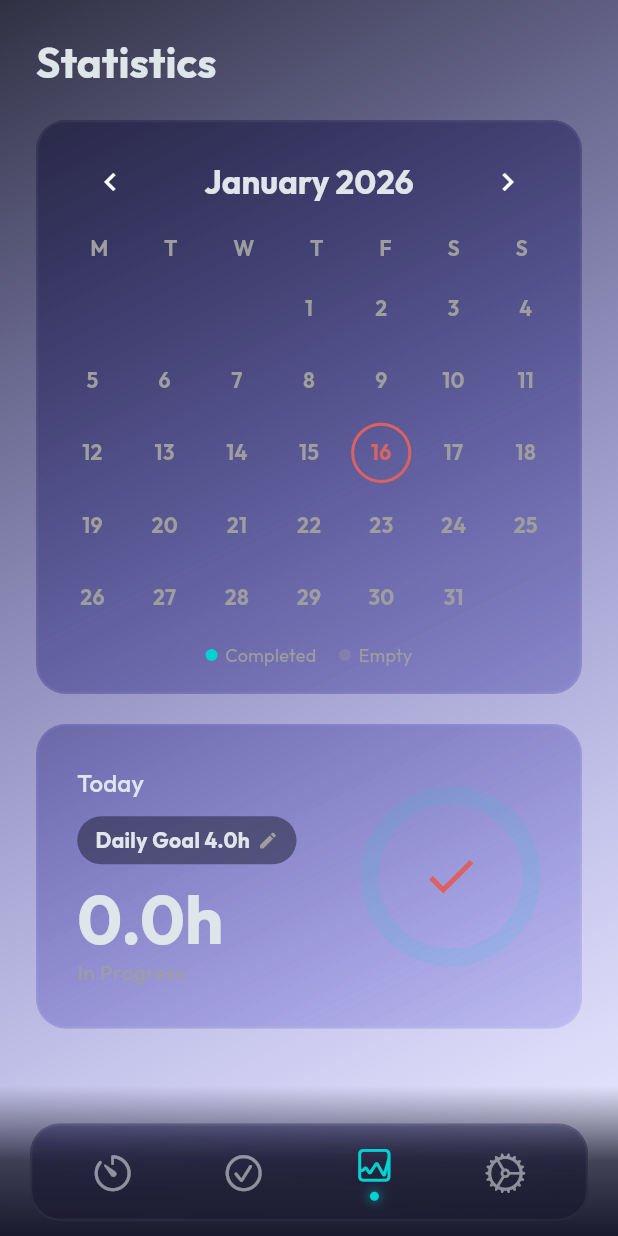
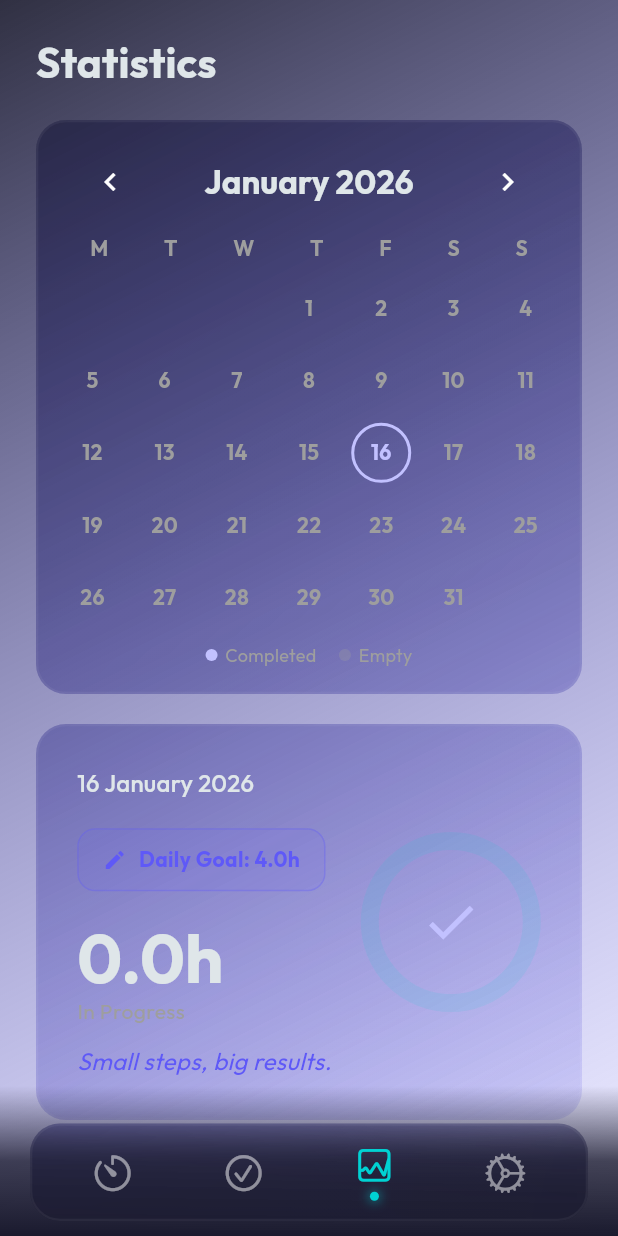
Before and after one commit to yalcin1suleyman/pomodoro_focus_flow, a Flutter app: the screen it shows after launch, item 3 of the bottom bar chosen, on a phone screen of 412 x 824 dp. Run offline on Flutter 3.47's test engine with Material 3 defaults, Android fonts, the phone set to English and light mode, and no system bars; drawn by our look-alikes of percent_indicator; our stand-ins replace audioplayers, google_fonts, share_plus, shared_preferences.

```diff
--- a/lib/features/stats/stats_screen.dart
+++ b/lib/features/stats/stats_screen.dart
@@ -15,18 +15,49 @@ class StatsScreen extends StatefulWidget {
 
 class _StatsScreenState extends State<StatsScreen> {
   DateTime _focusedMonth = DateTime.now();
+  DateTime _selectedDate = DateTime.now();
+
+  // Rotating motivational quotes
+  final List<String> _enQuotes = [
+    "Focus is the key to success.",
+    "One pomodoro at a time.",
+    "Small steps, big results.",
+    "Keep pushing forward!",
+    "Your future is created by what you do today.",
+    "Stay consistent, stay focused.",
+    "Deep work matters.",
+  ];
+
+  final List<String> _trQuotes = [
+    "Odaklanmak başarının anahtarıdır.",
+    "Her seferinde bir pomodoro.",
+    "Küçük adımlar, büyük sonuçlar.",
+    "İlerlemeye devam et!",
+    "Geleceğin, bugün yaptıklarınla şekillenir.",
+    "İstikrarlı ol, odaklan.",
+    "Derin çalışma önemlidir.",
+  ];
+
+  String _getMotivationQuote(SettingsProvider settings) {
+    // Simple rotation based on day of year to vary daily
+    int dayOfYear = int.parse("${DateTime.now().year}${DateTime.now().month}${DateTime.now().day}");
+    // Or just pick random? Let's pick based on day so it stays same for the day.
+    // Actually simplicity:
+    final quotes = settings.language == 'tr' ? _trQuotes : _enQuotes;
+    return quotes[DateTime.now().day % quotes.length];
+  }
 
   @override
   Widget build(BuildContext context) {
     final settings = Provider.of<SettingsProvider>(context);
     final historyProvider = Provider.of<HistoryProvider>(context);
 
-    // Get Today's Stats
-    final today = DateTime.now();
-    final todayRecord = historyProvider.getRecord(today);
+    // Get Selected Day Stats
+    final selectedRecord = historyProvider.getRecord(_selectedDate);
+    final bool isSelectedToday = DateUtils.isSameDay(_selectedDate, DateTime.now());
 
-    // Calculate Progress
-    final int focusedMinutes = todayRecord.minutesFocused;
+    // Calculate Progress for Selected Day
+    final int focusedMinutes = selectedRecord.minutesFocused;
     final double progressPercent = settings.dailyGoalMinutes > 0
         ? (focusedMinutes / settings.dailyGoalMinutes).clamp(0.0, 1.0)
         : 0.0;
@@ -95,7 +126,7 @@ class _StatsScreenState extends State<StatsScreen> {
                     Row(
                       mainAxisAlignment: MainAxisAlignment.center,
                       children: [
-                        _buildLegendItem(Theme.of(context).colorScheme.secondary, settings.translate('completed')), // Activity present
+                        _buildLegendItem(Theme.of(context).colorScheme.primary, settings.translate('completed')), // Activity present
                         const SizedBox(width: 15),
                         _buildLegendItem(Colors.grey.withOpacity(0.3), settings.translate('empty')),
                       ],
@@ -106,9 +137,9 @@ class _StatsScreenState extends State<StatsScreen> {
 
               const SizedBox(height: 20),
 
-              // Today's Goal Card (Interactive)
+              // Selected Day Goal/Stats Card
               GestureDetector(
-                onTap: () => _showGoalDialog(context, settings),
+                onTap: isSelectedToday ? () => _showGoalDialog(context, settings) : null,
                 child: GlassBox(
                   child: Padding(
                     padding: const EdgeInsets.symmetric(horizontal: 10, vertical: 10),
@@ -119,34 +150,73 @@ class _StatsScreenState extends State<StatsScreen> {
                           child: Column(
                             crossAxisAlignment: CrossAxisAlignment.start,
                             children: [
-                              Text(settings.translate('today'), style: Theme.of(context).textTheme.titleMedium),
+                              // Title Date
+                              Text(
+                                _formatDate(_selectedDate, settings),
+                                style: Theme.of(context).textTheme.titleMedium
+                              ),
                               const SizedBox(height: 10),
-                              Container(
-                                padding: const EdgeInsets.symmetric(horizontal: 12, vertical: 6),
+
+                              if (isSelectedToday)
+                                Padding(
+                                  padding: const EdgeInsets.symmetric(vertical: 8.0),
+                                  child: InkWell(
+                                    onTap: () => _showGoalDialog(context, settings),
+                                    borderRadius: BorderRadius.circular(12),
+                                    child: Container(
+                                      padding: const EdgeInsets.symmetric(horizontal: 16, vertical: 10),
                                       decoration: BoxDecoration(
-                                  color: Theme.of(context).colorScheme.background.withOpacity(0.5),
-                                  borderRadius: BorderRadius.circular(20),
+                                        color: Theme.of(context).primaryColor.withOpacity(0.1),
+                                        borderRadius: BorderRadius.circular(12),
+                                        border: Border.all(color: Theme.of(context).primaryColor.withOpacity(0.3)),
                                       ),
                                       child: Row(
                                         mainAxisSize: MainAxisSize.min,
                                         children: [
-                                    Flexible(
-                                      child: Text(
-                                        "${settings.translate('dailyGoal')} ${(settings.dailyGoalMinutes / 60).toStringAsFixed(1)}h",
-                                        style: const TextStyle(fontWeight: FontWeight.bold),
-                                        overflow: TextOverflow.ellipsis,
+                                          Icon(Icons.edit, size: 16, color: Theme.of(context).primaryColor),
+                                          const SizedBox(width: 8),
+                                          Text(
+                                            "${settings.translate('dailyGoal')}: ${(settings.dailyGoalMinutes / 60).toStringAsFixed(1)}h",
+                                            style: TextStyle(
+                                              fontWeight: FontWeight.bold,
+                                              color: Theme.of(context).primaryColor,
                                             ),
                                           ),
-                                    const SizedBox(width: 5),
-                                    const Icon(Icons.edit, size: 14, color: Colors.grey),
                                         ],
                                       ),
                                     ),
+                                  ),
+                                ),
+
                               const SizedBox(height: 10),
                               Text("${(focusedMinutes / 60).toStringAsFixed(1)}h",
                                   style: Theme.of(context).textTheme.displayMedium?.copyWith(fontWeight: FontWeight.bold)),
 
-                              Text(settings.translate('inProgress'), style: TextStyle(color: Colors.grey)),
+                              Text(isSelectedToday ? settings.translate('inProgress') : settings.translate('completed'), style: TextStyle(color: Colors.grey)),
+
+                              // Notes or Quote
+                              const SizedBox(height: 12),
+                              if (selectedRecord.note != null && selectedRecord.note!.isNotEmpty)
+                                Text(
+                                  "\"${selectedRecord.note}\"",
+                                  style: Theme.of(context).textTheme.bodyMedium?.copyWith(
+                                    fontStyle: FontStyle.italic,
+                                    fontSize: 16, // Increased Size
+                                  ),
+                                  maxLines: 4,
+                                  overflow: TextOverflow.ellipsis,
+                                )
+                              else if (isSelectedToday)
+                                Text(
+                                  _getMotivationQuote(settings),
+                                  style: Theme.of(context).textTheme.bodyMedium?.copyWith(
+                                    fontStyle: FontStyle.italic,
+                                    color: Theme.of(context).primaryColor,
+                                    fontSize: 16, // Increased Size
+                                  ),
+                                  maxLines: 3,
+                                  overflow: TextOverflow.ellipsis,
+                                ),
                             ],
                           ),
                         ),
@@ -154,8 +224,10 @@ class _StatsScreenState extends State<StatsScreen> {
                           radius: 60.0,
                           lineWidth: 12.0,
                           percent: progressPercent,
-                          center: Icon(Icons.check, size: 40, color: _getProgressColor(context, progressPercent)),
-                          progressColor: _getProgressColor(context, progressPercent),
+                          center: isSelectedToday
+                              ? Icon(Icons.check, size: 40, color: Theme.of(context).colorScheme.primary)
+                              : Text("${(progressPercent * 100).toInt()}%", style: const TextStyle(fontWeight: FontWeight.bold)),
+                          progressColor: Theme.of(context).colorScheme.primary, // Consistent color
                           backgroundColor: Theme.of(context).colorScheme.secondary.withOpacity(0.1),
                           circularStrokeCap: CircularStrokeCap.round,
                         ),
@@ -172,23 +244,7 @@ class _StatsScreenState extends State<StatsScreen> {
     );
   }
 
-  Color _getProgressColor(BuildContext context, double ratio) {
-    if (ratio >= 1.0) {
-      // Reached & Exceeded: Green Tones (Light Green to Deep Green)
-      // Cap intensity at 2.0 (double goal) for maximum darkness
-      double intensity = (ratio - 1.0).clamp(0.0, 1.0);
-      return Color.lerp(Colors.green.shade500, Colors.green.shade900, intensity)!;
-    } else if (ratio >= 0.5) {
-      // Close (50% - 99%): Yellow/Amber Tones
-      // Using Amber because Yellow is often too light to see clearly
-      double intensity = (ratio - 0.5) / 0.5;
-      return Color.lerp(Colors.amber.shade300, Colors.amber.shade900, intensity)!;
-    } else {
-      // Far (0% - 49%): Red Tones
-      double intensity = ratio / 0.5;
-      return Color.lerp(Colors.red.shade300, Colors.red.shade900, intensity.clamp(0.2, 1.0))!;
-    }
-  }
+
 
   Widget _buildCalendarGrid(BuildContext context, HistoryProvider history) {
     // Generate days for focused month
@@ -218,165 +274,77 @@ class _StatsScreenState extends State<StatsScreen> {
 
          final record = history.getRecord(date);
          final bool hasActivity = record.minutesFocused > 0;
-         final bool isToday = DateUtils.isSameDay(date, DateTime.now());
+         final bool isSelected = DateUtils.isSameDay(date, _selectedDate);
 
-         // Calculate Status Color
-         final double ratio = settings.dailyGoalMinutes > 0
+         // Future Check
+         final now = DateTime.now();
+         final bool isFuture = date.isAfter(DateTime(now.year, now.month, now.day));
+
+          final Color themeColor = Theme.of(context).colorScheme.primary;
+
+          // Size-based visualization logic
+          double circleSize = 30.0; // Default fallback
+          double fontSize = 12.0;
+
+          if (hasActivity) {
+             double goalRatio = settings.dailyGoalMinutes > 0
                 ? (record.minutesFocused / settings.dailyGoalMinutes)
-            : 0;
-         final Color statusColor = _getProgressColor(context, ratio);
+                : 1.0;
 
-         Color? borderColor;
-         Color? fillColor;
-         Color? textColor;
+             // Min size 28 (fits text), Max size 54 (slightly larger than before)
+             const double minSize = 28.0;
+             const double maxSize = 54.0;
 
-         if (isToday) {
-            borderColor = statusColor;
-            fillColor = hasActivity ? statusColor : null;
-            textColor = hasActivity ? Colors.white : statusColor;
-         } else if (hasActivity) {
-            borderColor = statusColor;
-            fillColor = statusColor.withOpacity(0.2);
-            textColor = statusColor; // Keep text same as status
+             // Interpolate
+             double progress = goalRatio.clamp(0.0, 1.0);
+             circleSize = minSize + (progress * (maxSize - minSize));
+
+             // Scale font slightly with size
+             fontSize = 12.0 + (progress * 4.0);
+          } else if (isSelected) {
+            circleSize = 40.0; // Standard selection size when empty
           } else {
-            borderColor = Colors.transparent;
-            textColor = Colors.grey;
+             circleSize = 36.0; // Standard empty size
           }
 
           return GestureDetector(
-           onTap: () => _showDailyDetails(context, date, record, history),
-           child: Container(
+            onTap: isFuture ? null : () { // Disable click for future
+               setState(() {
+                 _selectedDate = date;
+               });
+            },
+            child: Center(
+              child: AnimatedContainer(
+                duration: const Duration(milliseconds: 300),
+                width: circleSize,
+                height: circleSize,
                 alignment: Alignment.center,
                 decoration: BoxDecoration(
-               color: fillColor,
+                  color: hasActivity ? themeColor : Colors.transparent,
                   shape: BoxShape.circle,
-               border: Border.all(color: borderColor ?? Colors.transparent, width: 2),
+                  border: isSelected
+                      ? Border.all(color: themeColor, width: 2)
+                      : (hasActivity ? null : Border.all(color: Colors.transparent)),
                 ),
-             child: Text("$day", style: TextStyle(color: textColor, fontWeight: FontWeight.bold)),
+                child: Text(
+                  "$day",
+                  style: TextStyle(
+                    // Future days keep normal color
+                    color: hasActivity ? Colors.white : (isSelected ? themeColor : Colors.grey),
+                    fontWeight: FontWeight.bold,
+                    fontSize: hasActivity ? fontSize : 14,
+                  )
+                ),
+              ),
             ),
           );
       },
     );
   }
 
-  void _showDailyDetails(BuildContext context, DateTime date, DailyRecord record, HistoryProvider history) {
-    TextEditingController noteController = TextEditingController(text: record.note);
-    bool isEditing = false;
-    final settings = Provider.of<SettingsProvider>(context, listen: false);
+  // Removed _showDailyDetailsDialog as we use inline details now
 
-    showDialog(
-      context: context,
-      builder: (ctx) => StatefulBuilder(
-        builder: (context, setState) => AlertDialog(
-          backgroundColor: Theme.of(context).cardColor,
-          titlePadding: const EdgeInsets.fromLTRB(24, 20, 10, 0),
-          title: Row(
-            mainAxisAlignment: MainAxisAlignment.spaceBetween,
-            children: [
-              Text(_formatDate(date, settings)),
-              IconButton(
-                icon: const Icon(Icons.close),
-                onPressed: () => Navigator.pop(ctx),
-              ),
-            ],
-          ),
-          content: SingleChildScrollView(
-            child: Column(
-              mainAxisSize: MainAxisSize.min,
-              crossAxisAlignment: CrossAxisAlignment.start,
-              children: [
-                // Stats
-                Row(
-                  mainAxisAlignment: MainAxisAlignment.spaceBetween,
-                  children: [
-                    Column(
-                      crossAxisAlignment: CrossAxisAlignment.start,
-                      children: [
-                        Text(settings.translate('focusedTime'), style: const TextStyle(fontSize: 12, color: Colors.grey)),
-                        Text("${record.minutesFocused} ${settings.translate('minutes')}", style: const TextStyle(fontSize: 18, fontWeight: FontWeight.bold)),
-                      ],
-                    ),
-                  ],
-                ),
-                const SizedBox(height: 20),
 
-                Text(settings.translate('tasksWorkedOn'), style: const TextStyle(fontWeight: FontWeight.bold)),
-                const SizedBox(height: 5),
-                if (record.tasksWorkedOn.isEmpty)
-                  Text(settings.translate('noTasksRecorded'), style: const TextStyle(fontStyle: FontStyle.italic, color: Colors.grey))
-                else
-                  Wrap(
-                    spacing: 8,
-                    children: record.tasksWorkedOn.map((t) => Chip(label: Text(t))).toList(),
-                  ),
-
-                const SizedBox(height: 20),
-                Row(
-                  mainAxisAlignment: MainAxisAlignment.spaceBetween,
-                  children: [
-                    Text(settings.translate('dailyNote'), style: const TextStyle(fontWeight: FontWeight.bold)),
-                    if (!isEditing)
-                       IconButton(
-                        icon: const Icon(Icons.edit, size: 20),
-                        tooltip: settings.translate('editNote'),
-                        onPressed: () => setState(() => isEditing = true),
-                      ),
-                  ],
-                ),
-                const SizedBox(height: 10),
-
-                if (isEditing)
-                  TextField(
-                    controller: noteController,
-                    maxLines: 3,
-                    autofocus: true,
-                    decoration: InputDecoration(
-                      hintText: settings.translate('noteHint'),
-                      border: OutlineInputBorder(borderRadius: BorderRadius.circular(10)),
-                      filled: true,
-                      fillColor: Theme.of(context).colorScheme.background.withOpacity(0.5),
-                    ),
-                  )
-                else
-                   Container(
-                     width: double.infinity,
-                     padding: const EdgeInsets.all(12),
-                     decoration: BoxDecoration(
-                       color: Theme.of(context).colorScheme.background.withOpacity(0.3),
-                       borderRadius: BorderRadius.circular(10),
-                       border: Border.all(color: Colors.white.withOpacity(0.1))
-                     ),
-                     child: Text(
-                       (record.note?.isEmpty ?? true) ? settings.translate('noteHint') : record.note!,
-                       style: TextStyle(
-                         color: (record.note?.isEmpty ?? true) ? Colors.grey : Theme.of(context).textTheme.bodyMedium?.color,
-                         fontStyle: (record.note?.isEmpty ?? true) ? FontStyle.italic : FontStyle.normal
-                       ),
-                     ),
-                   ),
-              ],
-            ),
-          ),
-          actions: [
-            if (isEditing) ...[
-              TextButton(
-                onPressed: () => setState(() => isEditing = false),
-                child: Text(settings.translate('cancel')),
-              ),
-              ElevatedButton(
-                style: ElevatedButton.styleFrom(backgroundColor: Theme.of(context).colorScheme.primary),
-                onPressed: () {
-                  history.updateNote(date, noteController.text);
-                  setState(() => isEditing = false);
-                },
-                child: Text(settings.translate('save'), style: TextStyle(color: Theme.of(context).colorScheme.onPrimary)),
-              )
-            ]
-          ],
-        ),
-      ),
-    );
-  }
 
   void _showGoalDialog(BuildContext context, SettingsProvider settings) {
     double currentVal = settings.dailyGoalMinutes.toDouble();
@@ -395,8 +363,8 @@ class _StatsScreenState extends State<StatsScreen> {
                   return Slider(
                     value: currentVal,
                     min: 30, // 30 min
-                    max: 720, // 12 hours
-                    divisions: 23,
+                    max: 1440, // 24 hours
+                    divisions: 47, // 30 min increments
                     label: "${(currentVal/60).toStringAsFixed(1)} h",
                     activeColor: Theme.of(context).colorScheme.primary,
                     onChanged: (val) {
```
Lines whose indentation alone changed are shown as unchanged.
